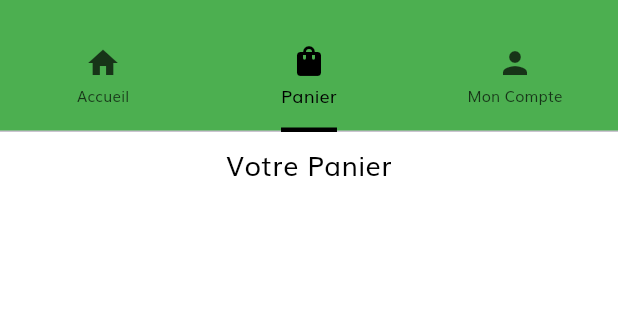
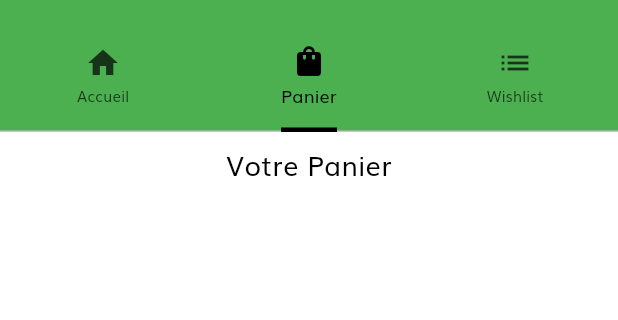
Before and after one commit to MohamedBM-83/new-world-flutter, a Flutter app: the AppTabController screen opened directly with empty values, tab 2 chosen, after a tap on "Payer", on a phone screen of 412 x 824 dp, the part 63-383 px from its top. Run offline on Flutter 3.47's test engine with Material 3 defaults, Android fonts, the phone set to English and light mode, and no system bars; our stand-ins replace dio, flutter_tts, shared_preferences; accounts and stored records are empty; network calls fail.

Commit message:
Cart 50% done, style, wishlist

```diff
--- a/newworld_flutter/lib/main.dart
+++ b/newworld_flutter/lib/main.dart
@@ -51,8 +51,6 @@ class _MainAppState extends State<MainApp> {
 
       _products = await service.getProducts(1);
 
-      //Movie? movie = await service.getMovie(940721);
-
       _loadingStatus = LoadingStatus.success;
     } catch (e) {
       print(e);
@@ -68,8 +66,8 @@ class _MainAppState extends State<MainApp> {
 
     switch (_loadingStatus) {
       case LoadingStatus.success:
-        // screen = LoginScreen(products: _products!);
-        screen = AppTabController(ProductList: _products);
+        screen = LoginScreen(products: _products!);
+        // screen = AppTabController(ProductList: _products);
         break;
       default:
         screen = HomeScreen(
--- a/newworld_flutter/lib/models/app_tab_controller.dart
+++ b/newworld_flutter/lib/models/app_tab_controller.dart
@@ -66,7 +66,7 @@ class _AppTabControllerState extends State<AppTabController>
             tabs: const [
               Tab(icon: Icon(Icons.home), text: 'Accueil'),
               Tab(icon: Icon(Icons.shopping_bag), text: 'Panier'),
-              Tab(icon: Icon(Icons.person), text: 'Mon Compte'),
+              Tab(icon: Icon(Icons.list), text: 'Wishlist'),
             ],
             labelStyle: const TextStyle(fontSize: 12),
             unselectedLabelStyle: const TextStyle(fontSize: 10),
@@ -112,7 +112,7 @@ class _AppTabControllerState extends State<AppTabController>
                   return Center(child: Text('Erreur: ${snapshot.error}'));
                 } else {
                   return ProductListScreen(
-                      title: "Votre Compte", products: snapshot.data ?? []);
+                      title: "Votre liste d'envie", products: snapshot.data ?? []);
                 }
               },
             ),
--- a/newworld_flutter/lib/services/api_service.dart
+++ b/newworld_flutter/lib/services/api_service.dart
@@ -4,6 +4,7 @@ import '../models/product.dart';
 import 'package:newworld/models/user.dart';
 import 'api.dart';
 import 'package:shared_preferences/shared_preferences.dart';
+import 'package:newworld/services/cart.dart';
 
 /// Classe `ApiService` gère les requêtes réseau pour récupérer des données de
 /// produits depuis une API externe.
@@ -66,11 +67,11 @@ class ApiService {
     );
 
     if (response.statusCode == 200) {
-
       SharedPreferences prefs = await SharedPreferences.getInstance();
       await prefs.setString('token', response.data['token']);
 
-      final response2 = await dio.get('http://localhost:8000/api/users?email=$email');
+      final response2 =
+          await dio.get('http://localhost:8000/api/users?email=$email');
       if (response2.statusCode == 200) {
         List<dynamic> results = response2.data["hydra:member"];
         int userId = results[0]['id'];
@@ -166,32 +167,54 @@ class ApiService {
       throw response;
     }
   }
-  Future<Response> createOrder(List<Map<String, dynamic>> cartItems) async {
+
+  Future<Response> createOrder(List<String> cartItems) async {
     SharedPreferences prefs = await SharedPreferences.getInstance();
     int? userId = prefs.getInt('userId');
-
-  // Construction du corps de la requête
-  Map<String, dynamic> body = {
-    'user': userId, // Assurez-vous que l'API attend le token ici, sinon vous devrez peut-être fournir l'ID de l'utilisateur
-    'status': 'pending', // Mettez le statut que vous voulez pour la nouvelle commande
-    'orderlines': cartItems.map((item) => {
-      'product_id': item['id'], // Assurez-vous que 'id' est le bon champ pour l'ID du produit
-      'quantity': item['quantity'], // Assurez-vous que 'quantity' est le bon champ pour la quantité
-    }).toList(),
-  };
-
-  // Envoi de la requête
+    print(userId);
+    //On crée une nouvelle commande
     final response = await dio.post(
-    '/orders',
-    data: body
+      'http://localhost:8000/api/orders',
+      options: Options(
+        headers: {
+          'Content-Type': 'application/ld+json',
+        },
+      ),
+      data: {
+        'user': '/api/users/$userId',
+        'state': 'pending',
+        'orderLines': [],
+      },
     );
 
-  // Vérification de la réponse
-  if (response.statusCode == 200) {
+    if (response.statusCode == 201) {
+      //On récupère l'ID de la commande
+      int orderId = response.data['id'];
+      print(orderId);
+      //On ajoute les produits à la commande
+      for (String productId in cartItems) {
+        final responseorderline =
+            await dio.post("http://localhost:8000/api/order_lines",
+                options: Options(
+                  headers: {
+                    'Content-Type': 'application/ld+json',
+                  },
+                ),
+                data: {
+              'orderLink': '/api/orders/$orderId',
+              'product': '/api/products/$productId',
+              'quantity': 1,
+            });
+        if (responseorderline.statusCode != 201) {
+          throw Exception(
+              'Failed to create orderline: ${responseorderline.statusMessage}');
+        }
+      }
+      //On vide le panier
+      Cart().clearCart();
       return response;
     } else {
       throw Exception('Failed to create order: ${response.statusMessage}');
     }
   }
-
 }
--- a/newworld_flutter/lib/services/cart.dart
+++ b/newworld_flutter/lib/services/cart.dart
@@ -62,7 +62,7 @@ class Cart {
     return cart.contains(productId);
   }
 
-  /// Supprime un produits des favoris
+  /// Supprime un produits du panier
   Future<void> removeFromCart(Product product) async {
     List<String> cart = _prefs?.getStringList('Cart') ?? [];
     final productId = product.id.toString();
@@ -71,6 +71,10 @@ class Cart {
       cart.remove(productId);
       await _prefs?.setStringList('Cart', cart);
     }
+  }
+  //Vide le panier
+  Future<void> clearCart() async {
+    await _prefs?.remove('Cart');
   }
 
   //Calcul le prix total du panier
--- a/newworld_flutter/lib/widgets/checkout_bar.dart
+++ b/newworld_flutter/lib/widgets/checkout_bar.dart
@@ -1,4 +1,5 @@
 import 'package:flutter/material.dart';
+import 'package:newworld/services/api_service.dart';
 import 'package:newworld/services/cart.dart';
 import 'package:newworld/services/user_preferences.dart';
 
@@ -39,6 +40,8 @@ class CheckoutBar extends StatelessWidget {
                     EdgeInsets.symmetric(horizontal: 60, vertical: 10)),
               ),
               onPressed: () {
+                List<String> productIds = Cart().list();
+                ApiService().createOrder(productIds);
                 // Ajoutez ici la logique pour le paiement
               },
               child: Text('Payer'),
```
Also changed, not shown: newworld_flutter/lib/screens/login_screen.dart (+27 -18 lines), newworld_flutter/assets/images/placeholder.png. Lines whose indentation alone changed are shown as unchanged.
